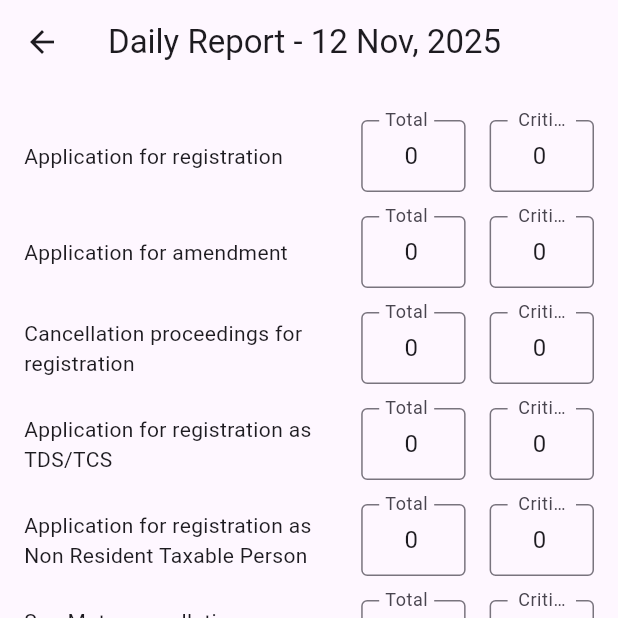
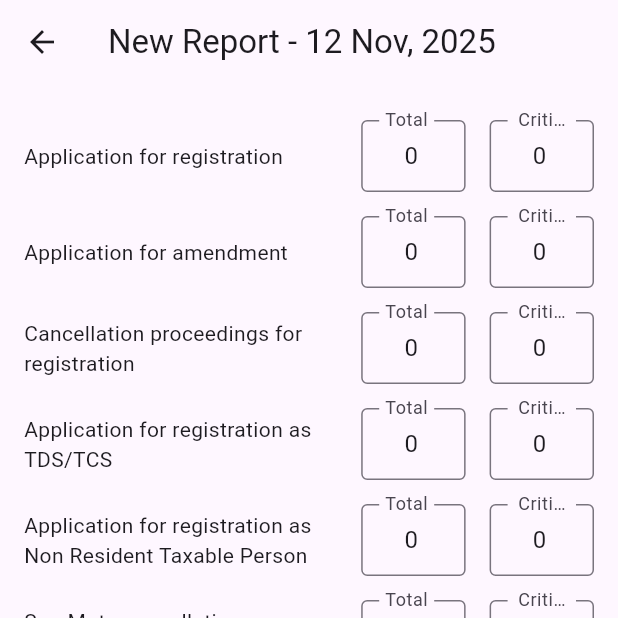
Before and after one commit to ABHINAVPRIYADARSHI/range_reports__flutter_app, a Flutter app: the DailyReportFormScreen screen opened by its route, after a tap on "Submit Report", on a phone screen of 412 x 824 dp, the top half of it. Run offline on Flutter 3.47's test engine with Material 3 defaults, Android fonts, the phone set to English and light mode, and no system bars; our stand-ins replace shared_preferences, supabase_flutter; accounts and stored records are empty.

Commit message:
Edit/View reports

```diff
--- a/lib/screens/reports/daily_report_form.dart
+++ b/lib/screens/reports/daily_report_form.dart
@@ -22,6 +22,10 @@ class _DailyReportFormScreenState extends State<DailyReportFormScreen> {
   late List<TextEditingController> _totalControllers;
   late List<TextEditingController> _criticalControllers;
 
+  String _mode = 'new'; // 'new' or 'edit'
+  DailyReport? _existingReport;
+  bool _isInitialized = false;
+
   int _totalSum = 0;
   int _criticalSum = 0;
 
@@ -38,10 +42,36 @@ class _DailyReportFormScreenState extends State<DailyReportFormScreen> {
   }
 
   @override
+  void didChangeDependencies() {
+    super.didChangeDependencies();
+    if (!_isInitialized) {
+      final args = ModalRoute.of(context)!.settings.arguments as Map?;
+      if (args != null && args['mode'] == 'edit') {
+        _mode = 'edit';
+        _existingReport = args['report'] as DailyReport;
+        _populateForm();
+      }
+      _isInitialized = true;
+    }
+  }
+
+  void _populateForm() {
+    if (_existingReport == null) return;
+    for (var answer in _existingReport!.answers) {
+      final index = dailyReportQuestions.indexWhere((q) => q.id == answer.qId);
+      if (index != -1) {
+        _totalControllers[index].text = answer.totalCount.toString();
+        _criticalControllers[index].text = answer.criticalCount.toString();
+      }
+    }
+    _updateTotals();
+  }
+
+  @override
   void dispose() {
     for (var i = 0; i < dailyReportQuestions.length; i++) {
       _totalControllers[i].removeListener(_updateTotals);
-      _criticalControllers[i].dispose();
+      _totalControllers[i].dispose();
       _criticalControllers[i].removeListener(_updateTotals);
       _criticalControllers[i].dispose();
     }
@@ -62,9 +92,7 @@ class _DailyReportFormScreenState extends State<DailyReportFormScreen> {
   }
 
   Future<void> _submitForm() async {
-    if (!_formKey.currentState!.validate()) {
-      return;
-    }
+    if (!_formKey.currentState!.validate()) return;
 
     final reportProvider = Provider.of<ReportProvider>(context, listen: false);
     final authProvider = Provider.of<AuthProvider>(context, listen: false);
@@ -80,7 +108,8 @@ class _DailyReportFormScreenState extends State<DailyReportFormScreen> {
     }
 
     final report = DailyReport(
-      reportDate: DateTime.now(),
+      id: _existingReport?.id, // Pass existing ID for updates
+      reportDate: _existingReport?.reportDate ?? DateTime.now(),
       commissionerateId: activeScope.commissionerateId,
       commissionerateName: activeScope.commissionerateName,
       divisionId: activeScope.divisionId ?? 'N/A',
@@ -93,24 +122,35 @@ class _DailyReportFormScreenState extends State<DailyReportFormScreen> {
       criticalCount: _criticalSum,
     );
 
-    await reportProvider.insertDailyReport(report);
+    String? errorMessage;
+    if (_mode == 'new') {
+      errorMessage = await reportProvider.insertDailyReport(report);
+    } else {
+      errorMessage = await reportProvider.updateDailyReport(report.id!, report);
+    }
 
     if (mounted) {
-      ScaffoldMessenger.of(context).showSnackBar(
-        const SnackBar(content: Text('Report submitted successfully!')),
-      );
-      Navigator.of(context).pop();
+      if (errorMessage != null) {
+        ScaffoldMessenger.of(context).showSnackBar(
+          SnackBar(content: Text(errorMessage), backgroundColor: Theme.of(context).colorScheme.error),
+        );
+      } else {
+        ScaffoldMessenger.of(context).showSnackBar(
+          SnackBar(content: Text('Report ${_mode == 'new' ? 'submitted' : 'updated'} successfully!')),
+        );
+        Navigator.of(context).pop();
+      }
     }
   }
 
   @override
   Widget build(BuildContext context) {
     final reportProvider = Provider.of<ReportProvider>(context);
-    final date = DateFormat('dd MMM, yyyy').format(DateTime.now());
+    final date = DateFormat('dd MMM, yyyy').format(_existingReport?.reportDate ?? DateTime.now());
 
     return Scaffold(
       appBar: AppBar(
-        title: Text('Daily Report - $date'),
+        title: Text('${_mode == 'new' ? 'New' : 'Edit'} Report - $date'),
       ),
       body: LoaderOverlay(
         isLoading: reportProvider.isLoading,
@@ -143,7 +183,7 @@ class _DailyReportFormScreenState extends State<DailyReportFormScreen> {
                     ElevatedButton.icon(
                       onPressed: _submitForm,
                       icon: const Icon(Icons.check),
-                      label: const Text('Submit Report'),
+                      label: Text(_mode == 'new' ? 'Submit Report' : 'Update Report'),
                     ),
                   ],
                 )
```
Also changed, not shown: lib/providers/report_provider.dart (+23 -8 lines), lib/screens/dashboards/range_dashboard.dart (+5 -2 lines).
